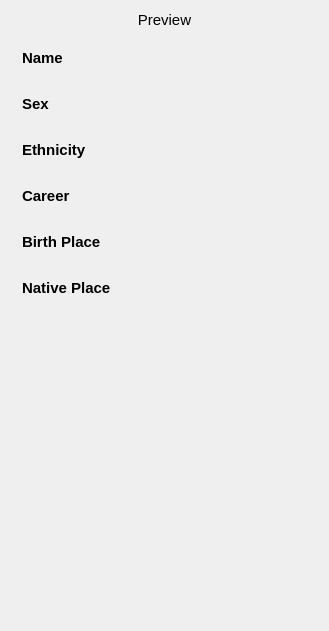
The window that src/ui/patientinfodock.ui (LambolAlee/JiDe) describes before a commit, drawn with Qt 5.
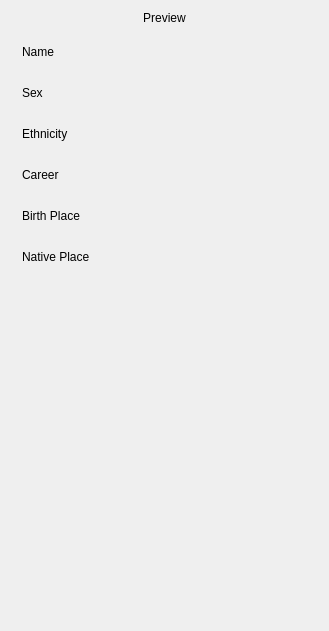
The same window after the commit. The open tabs and pages were chosen to show the change.

Commit message: use qss to separate font size from ui file

```diff
--- a/src/ui/patientinfodock.ui
+++ b/src/ui/patientinfodock.ui
@@ -38,11 +38,6 @@
        </property>
        <item row="0" column="0">
         <widget class="QLabel" name="showPageTitle">
-         <property name="font">
-          <font>
-           <pointsize>11</pointsize>
-          </font>
-         </property>
          <property name="text">
           <string>Preview</string>
          </property>
@@ -65,7 +60,7 @@
             <x>0</x>
             <y>0</y>
             <width>307</width>
-            <height>566</height>
+            <height>569</height>
            </rect>
           </property>
           <layout class="QVBoxLayout" name="verticalLayout_8">
@@ -96,12 +91,6 @@
                </property>
                <item>
                 <widget class="QLabel" name="label_7">
-                 <property name="font">
-                  <font>
-                   <pointsize>11</pointsize>
-                   <bold>true</bold>
-                  </font>
-                 </property>
                  <property name="text">
                   <string>Name</string>
                  </property>
@@ -109,11 +98,6 @@
                </item>
                <item>
                 <widget class="QLabel" name="nameLabel">
-                 <property name="font">
-                  <font>
-                   <pointsize>10</pointsize>
-                  </font>
-                 </property>
                  <property name="text">
                   <string/>
                  </property>
@@ -128,12 +112,6 @@
                </property>
                <item>
                 <widget class="QLabel" name="label_9">
-                 <property name="font">
-                  <font>
-                   <pointsize>11</pointsize>
-                   <bold>true</bold>
-                  </font>
-                 </property>
                  <property name="text">
                   <string>Sex</string>
                  </property>
@@ -141,11 +119,6 @@
                </item>
                <item>
                 <widget class="QLabel" name="sexLabel">
-                 <property name="font">
-                  <font>
-                   <pointsize>10</pointsize>
-                  </font>
-                 </property>
                  <property name="text">
                   <string/>
                  </property>
@@ -160,12 +133,6 @@
                </property>
                <item>
                 <widget class="QLabel" name="label_11">
-                 <property name="font">
-                  <font>
-                   <pointsize>11</pointsize>
-                   <bold>true</bold>
-                  </font>
-                 </property>
                  <property name="text">
                   <string>Ethnicity</string>
                  </property>
@@ -173,11 +140,6 @@
                </item>
                <item>
                 <widget class="QLabel" name="ethnicLabel">
-                 <property name="font">
-                  <font>
-                   <pointsize>10</pointsize>
-                  </font>
-                 </property>
                  <property name="text">
                   <string/>
                  </property>
@@ -192,12 +154,6 @@
                </property>
                <item>
                 <widget class="QLabel" name="label_13">
-                 <property name="font">
-                  <font>
-                   <pointsize>11</pointsize>
-                   <bold>true</bold>
-                  </font>
-                 </property>
                  <property name="text">
                   <string>Career</string>
                  </property>
@@ -205,11 +161,6 @@
                </item>
                <item>
                 <widget class="QLabel" name="careerLabel">
-                 <property name="font">
-                  <font>
-                   <pointsize>10</pointsize>
-                  </font>
-                 </property>
                  <property name="text">
                   <string/>
                  </property>
@@ -224,12 +175,6 @@
                </property>
                <item>
                 <widget class="QLabel" name="label_15">
-                 <property name="font">
-                  <font>
-                   <pointsize>11</pointsize>
-                   <bold>true</bold>
-                  </font>
-                 </property>
                  <property name="text">
                   <string>Birth Place</string>
                  </property>
@@ -237,11 +182,6 @@
                </item>
                <item>
                 <widget class="QLabel" name="birthPlaceLabel">
-                 <property name="font">
-                  <font>
-                   <pointsize>10</pointsize>
-                  </font>
-                 </property>
                  <property name="text">
                   <string/>
                  </property>
@@ -256,12 +196,6 @@
                </property>
                <item>
                 <widget class="QLabel" name="label_17">
-                 <property name="font">
-                  <font>
-                   <pointsize>11</pointsize>
-                   <bold>true</bold>
-                  </font>
-                 </property>
                  <property name="text">
                   <string>Native Place</string>
                  </property>
@@ -269,11 +203,6 @@
                </item>
                <item>
                 <widget class="QLabel" name="nativePlaceLabel">
-                 <property name="font">
-                  <font>
-                   <pointsize>10</pointsize>
-                  </font>
-                 </property>
                  <property name="text">
                   <string/>
                  </property>
```
Left out of the diff: 47 changed lines with no effect on the pictures. The commit also changes 8 other files.
